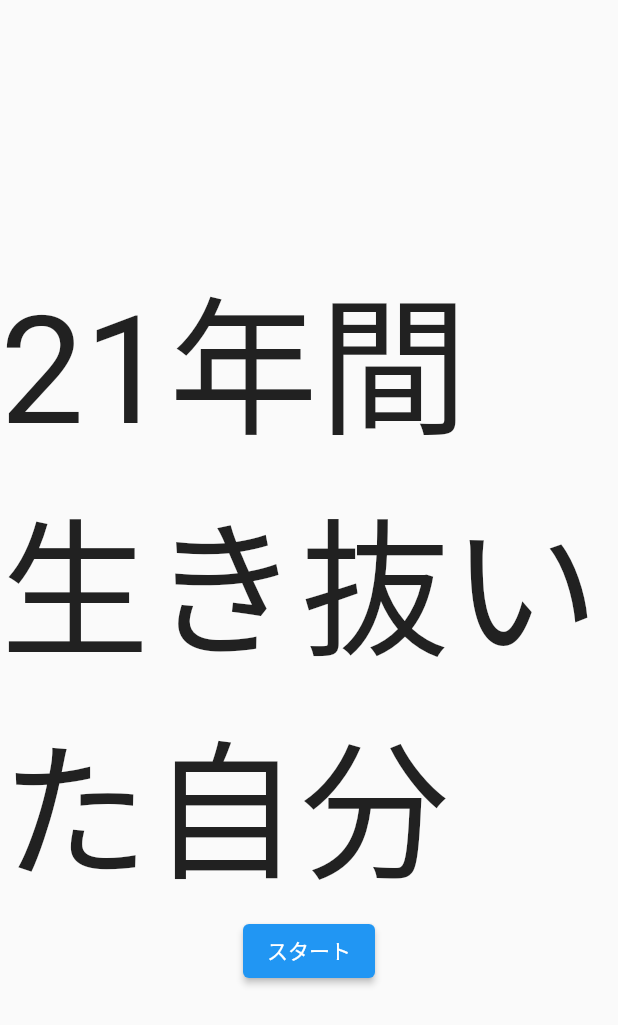
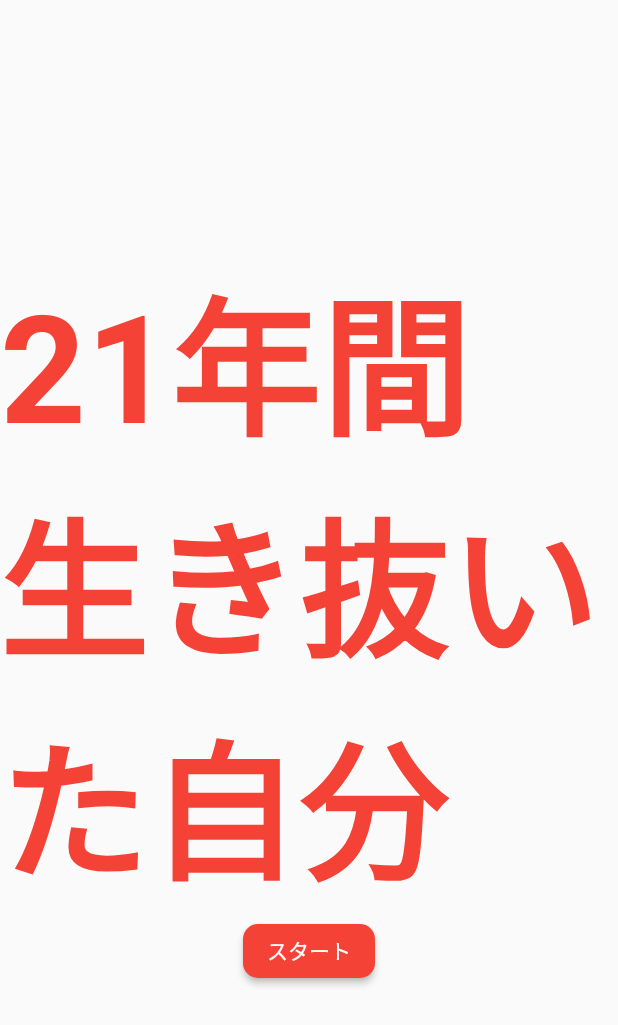
Before and after one commit to hagahagasebun/flutter2, a Flutter app: the screen it shows after launch, on a phone screen of 412 x 824 dp. Shown: the top 1025 px of the screen. Run offline on Flutter 3.47's test engine with Material 2 defaults, Android fonts, the phone set to English and light mode, and no system bars.

Commit message:
ボタンデザインの変更

```diff
--- a/lib/view/quiz_app.dart
+++ b/lib/view/quiz_app.dart
@@ -27,12 +27,22 @@ class QuizApp extends StatelessWidget {
           children: <Widget>[
             const Text(
               '21年間生き抜いた自分',
-              style: TextStyle(fontSize: 100),
+              style: TextStyle(
+                color: Colors.red, //文字の色
+                fontSize: 100, //文字の大きさ
+                fontWeight: FontWeight.bold, //テキストの太さ
+              ),
             ),
             ElevatedButton(
                 onPressed: () {
                   goToQuizApp(context); //クイズアプリへ遷移するQuizApp関数がよばれる
                 },
+                style: ElevatedButton.styleFrom(
+                  primary: Colors.red, // 背景色
+                  shape: RoundedRectangleBorder(
+                    borderRadius: BorderRadius.circular(10.0), // 角丸の半径
+                  ),
+                ),
                 child: const Text('スタート')),
           ],
         ),
```
